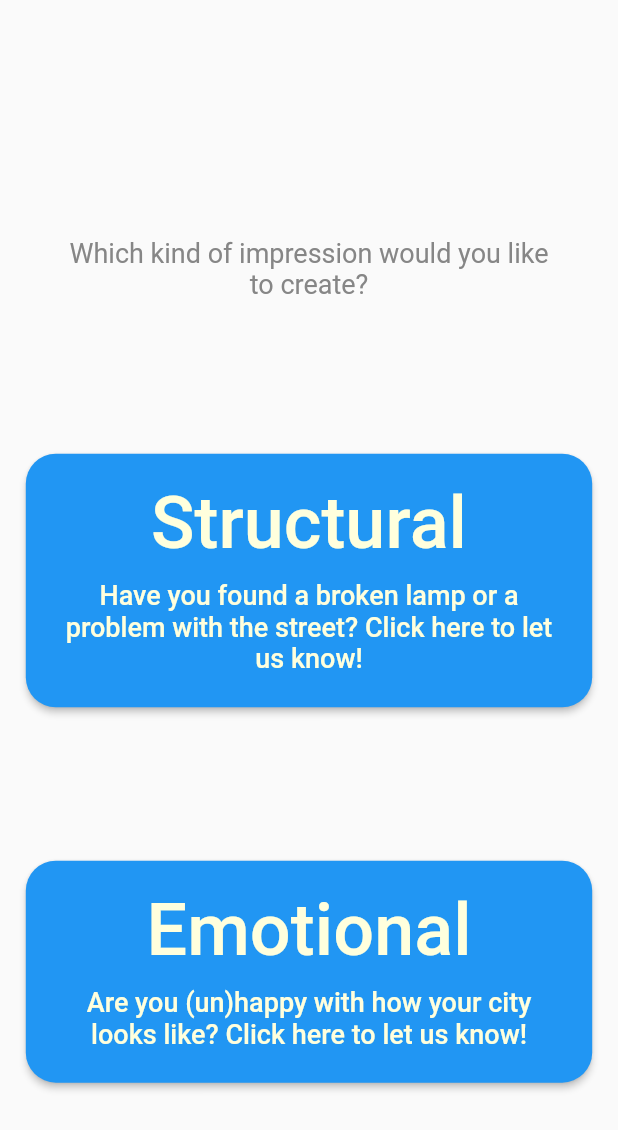
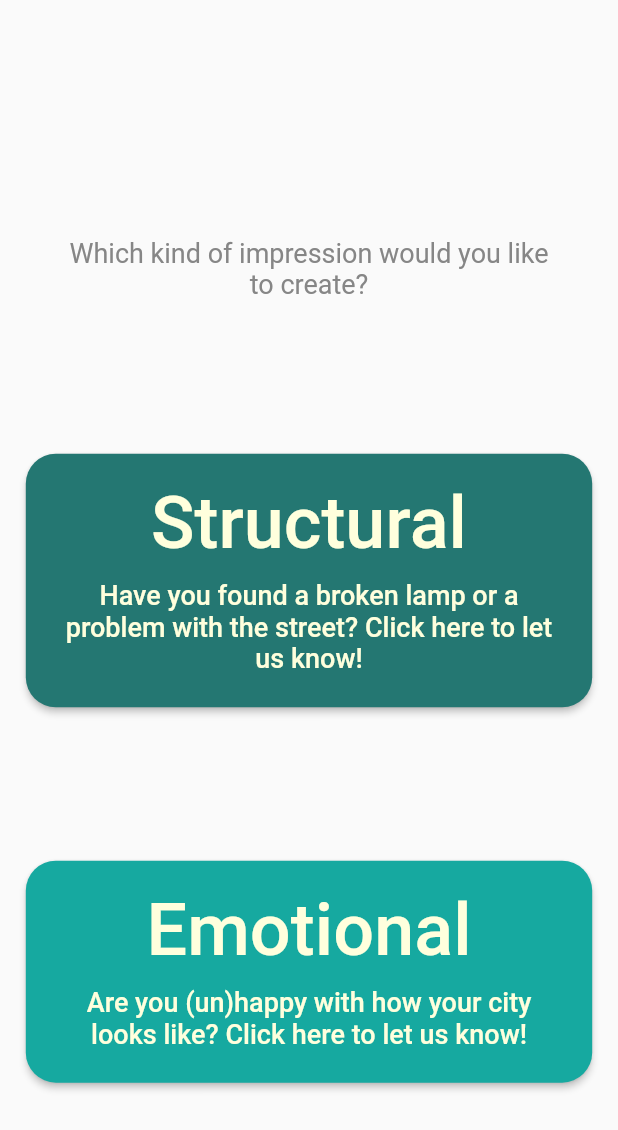
Before and after one commit to Fabs97/DIMA, a Flutter app: the NewImpression screen opened directly, on a phone screen of 412 x 824 dp. Shown: the top 1130 px of the screen. Run offline on Flutter 3.47's test engine with Material 2 defaults, Android fonts, the phone set to English and light mode, and no system bars; our stand-ins replace email_validator, firebase_auth, firebase_core, flutter_svg, google_maps_flutter, google_sign_in and 4 more; missing offline and left inert: flutter_facebook_auth, flutter_twitter_login, github_sign_in; accounts and stored records are empty.

Commit message:
[Frontend] - New theme customization

```diff
--- a/citylife/lib/utils/theme.dart
+++ b/citylife/lib/utils/theme.dart
@@ -23,24 +23,32 @@ class T {
   static final Color textLightColor = Color(0xFFFFFFDD);
   static final Color textDarkColor = Color(0xFF868686);
   static final Color textFieldIconColor = Color(0xFF5DB075);
+  static final Color structuralColor = Color(0xFF247772);
+  static final Color emotionalColor = Color(0xFF16A9A0);
 
   static final ThemeData themeData = ThemeData(
     inputDecorationTheme: InputDecorationTheme(
+      hintStyle: TextStyle(
+        color: T.textDarkColor,
+        fontSize: 16,
+      ),
+      contentPadding: const EdgeInsets.symmetric(vertical: 2.0),
       labelStyle: TextStyle(
-        color: Colors.grey[400],
+        color: T.textDarkColor,
+        fontSize: 16,
       ),
-      fillColor: Colors.white,
+      fillColor: Colors.grey[100],
       filled: true,
       border: OutlineInputBorder(
         borderRadius: BorderRadius.circular(8.0),
       ),
       disabledBorder: OutlineInputBorder(
         borderRadius: BorderRadius.circular(8.0),
-        borderSide: BorderSide(color: Colors.grey, width: 2.0),
+        borderSide: BorderSide(color: Colors.grey[300], width: 1.0),
       ),
       enabledBorder: OutlineInputBorder(
         borderRadius: BorderRadius.circular(8.0),
-        borderSide: BorderSide(color: Colors.grey, width: 2.0),
+        borderSide: BorderSide(color: Colors.grey[300], width: 1.0),
       ),
       focusedBorder: OutlineInputBorder(
         borderRadius: BorderRadius.circular(8.0),
```
